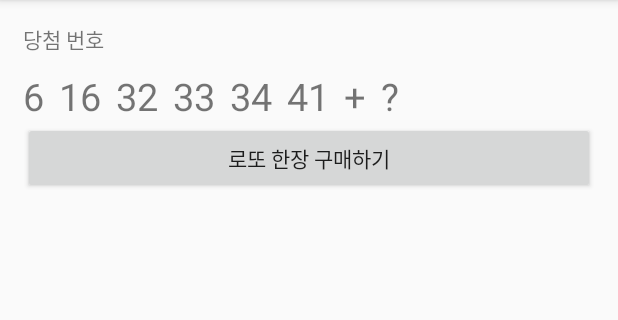
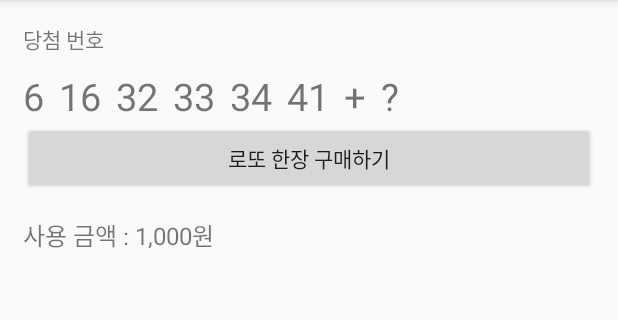
Before and after one commit to korea1244ss/FinalProject_02_LottoSimulator, an Android app: the screen it shows after launch (MainActivity), after a tap on "로또 한장 구매하기", on a phone screen of 412 x 824 dp, the part 84-404 px from its top. Run offline under Robolectric (Android 15) with nearby library versions, the phone set to English and light mode, and no system bars; our stand-ins replace data binding.

Commit message:
사용금액 표시

```diff
--- a/app/src/main/java/kr/uk/dh/finalproject_02_lottosimulator/MainActivity.java
+++ b/app/src/main/java/kr/uk/dh/finalproject_02_lottosimulator/MainActivity.java
@@ -20,6 +20,8 @@ public class MainActivity extends BaseActivity {
     int[] winLottoNumArr = new int[6];
     int bounsNum = 0;
 
+    long useMoneyAmount = 0;
+
     ActivityMainBinding binding = null;
 
     @Override
@@ -40,6 +42,9 @@ public class MainActivity extends BaseActivity {
 
 //                당첨번호를 생성 => 텍스트뷰에 반영
                 makeWinLottoNum();
+//                몇등인지 판단
+                checkLottoRank();
+
             }
         });
 
@@ -130,7 +135,7 @@ public class MainActivity extends BaseActivity {
 
             if (isDuplOk) {
                 bounsNum = randomNum;
-                break;;
+                break;
             }
 
 
@@ -141,10 +146,11 @@ public class MainActivity extends BaseActivity {
 
         }
 
+    }
+    void checkLottoRank() {
+//        돈을 천원 지불+등수 확인.
+        useMoneyAmount += 1000;
 
-
-
-
-
+        binding.useMoneyTxt.setText(String.format("사용 금액 : %,d원", useMoneyAmount));
     }
 }
--- a/app/src/main/res/layout/activity_main.xml
+++ b/app/src/main/res/layout/activity_main.xml
@@ -83,6 +83,14 @@
             android:layout_height="wrap_content"
             android:text="로또 한장 구매하기"/>
 
+        <TextView
+            android:id="@+id/useMoneyTxt"
+            android:layout_width="wrap_content"
+            android:layout_height="wrap_content"
+            android:layout_marginTop="15dp"
+            android:textSize="16sp"
+            android:text="사용금액 : 0원"/>
+
 
     </LinearLayout>
 </layout>
```
